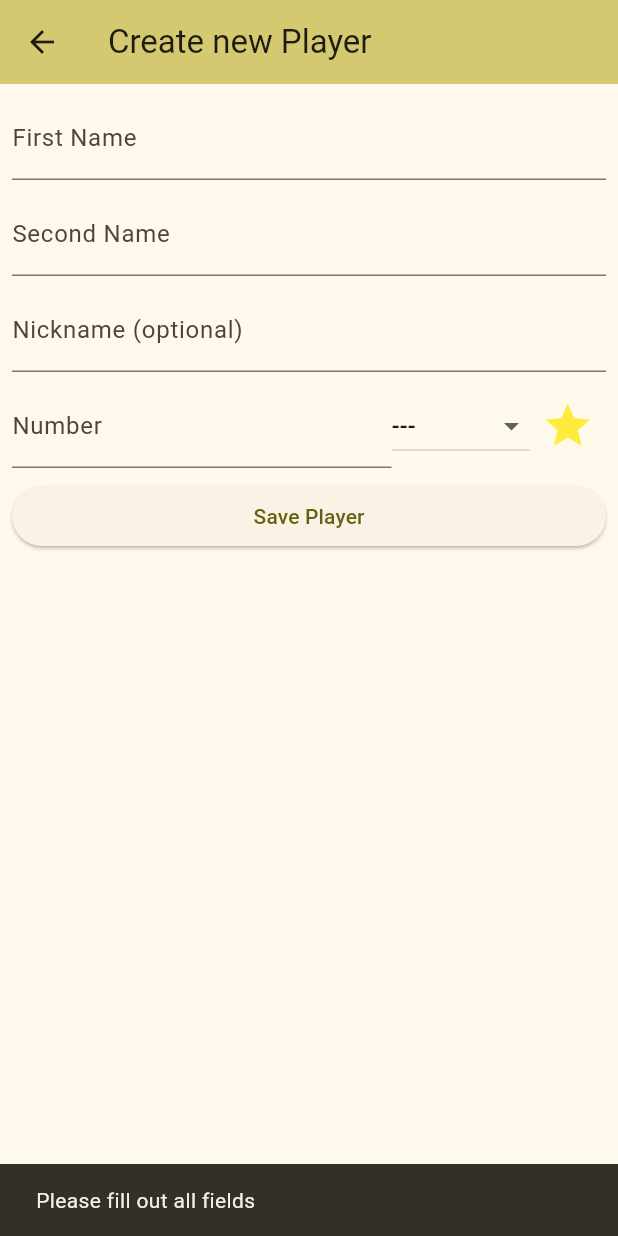
After one commit to alessioC42/volleylytics, a Flutter app: the PlayerEditorView screen opened directly, after a tap on the "star border" icon, after a tap on "Save Player", on a phone screen of 412 x 824 dp. The commit adds this screen. Run offline on Flutter 3.47's test engine with Material 3 defaults, Android fonts, the phone set to English and light mode, and no system bars; our stand-ins replace localstorage; network calls fail; statements that could not run were skipped.

Commit message:
create/delete/edit players

```diff
--- a/lib/main.dart
+++ b/lib/main.dart
@@ -5,7 +5,7 @@ import 'package:localstorage/localstorage.dart';
 import 'package:volleylytics/globals.dart';
 import 'package:volleylytics/providers/sams_provider.dart';
 import 'package:volleylytics/views/matches_browser_view.dart';
-import 'package:volleylytics/views/players_editor.dart';
+import 'package:volleylytics/views/players/players_view.dart';
 
 void main() async {
   WidgetsFlutterBinding.ensureInitialized();
@@ -63,7 +63,7 @@ class _MyHomePageState extends State<MyHomePage> {
               Navigator.pop(context);
               Navigator.push(
                 context,
-                MaterialPageRoute(builder: (context) => const PlayersEditorView()),
+                MaterialPageRoute(builder: (context) => const PlayersView()),
               );
             },
           ),
--- a/lib/models/player.dart
+++ b/lib/models/player.dart
@@ -13,6 +13,21 @@ extension PlayerPositionExtension on PlayerPosition {
 
   String getIndicationLetter() {
     return toShortString().substring(0, 1);
+  }
+
+  String getDisplayName() {
+    switch (this) {
+      case PlayerPosition.AUSSEN:
+        return 'Außen';
+      case PlayerPosition.MITTE:
+        return 'Mitte';
+      case PlayerPosition.LIBERO:
+        return 'Libero';
+      case PlayerPosition.ZUSPIELER:
+        return 'Zuspieler';
+      case PlayerPosition.DIAGONAL:
+        return 'Diagonal';
+    }
   }
 
   static PlayerPosition fromShortString(String str) {
--- a/lib/providers/player_provider.dart
+++ b/lib/providers/player_provider.dart
@@ -20,4 +20,8 @@ class PlayerProvider {
     final jsonEncoded = jsonEncode(newPlayerData);
     localStorage.setItem(storageKey, jsonEncoded);
   }
+
+  bool doesCaptainExist() {
+    return players.any((player) => player.isCaptain);
+  }
 }
--- /dev/null
+++ b/lib/views/players/player_editor_view.dart
@@ -0,0 +1,193 @@
+import 'package:flutter/material.dart';
+import 'package:flutter/services.dart';
+
+import '../../globals.dart';
+import '../../models/player.dart';
+
+
+class PlayerEditorView extends StatefulWidget {
+  final int? editIndex;
+
+
+  const PlayerEditorView({super.key, this.editIndex});
+
+  @override
+  State<PlayerEditorView> createState() => _PlayerEditorViewState();
+}
+
+class _PlayerEditorViewState extends State<PlayerEditorView> {
+  late final bool isEditMode;
+
+  TextEditingController firstNameController = TextEditingController();
+  TextEditingController secondNameController = TextEditingController();
+  TextEditingController numberController = TextEditingController();
+  TextEditingController nicknameController = TextEditingController();
+  bool isCaptain = false;
+  PlayerPosition? position;
+
+  @override void initState() {
+    isEditMode = widget.editIndex != null;
+
+    if (isEditMode) {
+      final player = globals.playerProvider.players[widget.editIndex!];
+      firstNameController.text = player.firstName;
+      secondNameController.text = player.secondName;
+      numberController.text = player.number;
+      nicknameController.text = player.nickname??"";
+      isCaptain = player.isCaptain;
+      position = player.position;
+    }
+
+    super.initState();
+  }
+
+  @override
+  Widget build(BuildContext context) {
+    return Scaffold(
+      appBar: AppBar(
+        backgroundColor: Theme.of(context).colorScheme.inversePrimary,
+        title: Text((isEditMode) ? "Edit Player" : "Create new Player"),
+        actions: [
+          if (isEditMode)
+            IconButton(
+              icon: const Icon(Icons.delete),
+              onPressed: () {
+                showDialog(
+                  context: context,
+                  builder: (context) {
+                    return AlertDialog(
+                      title: const Text("Delete Player?"),
+                      content: Column(
+                        mainAxisSize: MainAxisSize.min,
+                          children: [
+                            Text("Are you sure you want to delete this player?", style: Theme.of(context).textTheme.labelLarge,),
+                            Text("${globals.playerProvider.players[widget.editIndex!].firstName} ${globals.playerProvider.players[widget.editIndex!].secondName}, ${globals.playerProvider.players[widget.editIndex!].number}", style: Theme.of(context).textTheme.titleLarge,)
+                          ]
+                      ),
+                      actions: [
+                        TextButton(
+                          onPressed: () {
+                            Navigator.of(context).pop();
+                          },
+                          child: const Text("Cancel"),
+                        ),
+                        TextButton(
+                          onPressed: () {
+                            Navigator.of(context).pop();
+                            globals.playerProvider.players.removeAt(widget.editIndex!);
+                            globals.playerProvider.savePlayers(globals.playerProvider.players);
+                            Navigator.of(context).pop();
+                          },
+                          child: const Text("Delete"),
+                        )
+                      ],
+                    );
+                  }
+                );
+              },
+            )
+        ],
+      ),
+      body: Padding(
+        padding: const EdgeInsets.all(8),
+        child: ListView(
+          children: [
+            TextFormField(
+              controller: firstNameController,
+              decoration: const InputDecoration(
+                  labelText: "First Name"
+              ),
+            ),
+            const SizedBox(height: 8,),
+            TextFormField(
+              controller: secondNameController,
+              decoration: const InputDecoration(
+                  labelText: "Second Name"
+              ),
+            ),
+            const SizedBox(height: 8,),
+            TextFormField(
+              controller: nicknameController,
+              decoration: const InputDecoration(
+                  labelText: "Nickname (optional)"
+              ),
+            ),
+            const SizedBox(height: 8,),
+            Row(
+              mainAxisAlignment: MainAxisAlignment.spaceBetween,
+              children: [
+                Expanded(
+                  child: TextFormField(
+                    controller: numberController,
+                    keyboardType: TextInputType.number,
+                    inputFormatters: [
+                      FilteringTextInputFormatter.allow(RegExp(r'[0-9]')),
+                    ],
+                    decoration: const InputDecoration(
+                        labelText: "Number"
+                    ),
+                  ),
+                ),
+                DropdownButton<PlayerPosition>(
+                  value: position,
+                  onChanged: (PlayerPosition? newValue) {
+                    setState(() {
+                      position = newValue;
+                    });
+                  },
+                  items: [const DropdownMenuItem(value: null, child: Text("---")), ...PlayerPosition.values.map<DropdownMenuItem<PlayerPosition>>((PlayerPosition value) {
+                    return DropdownMenuItem<PlayerPosition>(
+                      value: value,
+                      child: Text(value.getDisplayName()),
+                    );
+                  }).toList()],
+                ),
+                IconButton(onPressed: (){
+                  setState(() {
+                    if (!isCaptain && globals.playerProvider.doesCaptainExist()) {
+                      ScaffoldMessenger.of(context).showSnackBar(const SnackBar(content: Text("There can only be one captain.")));
+                      return;
+                    }
+                    isCaptain = !isCaptain;
+                  });
+                }, icon: isCaptain ? const Icon(Icons.star, color: Colors.yellow,) : const Icon(Icons.star_border),
+                iconSize: 35,
+                ),
+              ],
+            ),
+            const SizedBox(height: 8,),
+            ElevatedButton(
+              onPressed: () {
+                //validate inputs
+                if (firstNameController.text.trim() == "" || secondNameController.text.trim() == "" || numberController.text.trim() == "") {
+                  ScaffoldMessenger.of(context).showSnackBar(const SnackBar(content: Text("Please fill out all fields")));
+                  return;
+                }
+
+                final newPlayer = Player(
+                  firstName: firstNameController.text.trim(),
+                  secondName: secondNameController.text.trim(),
+                  number: numberController.text,
+                  nickname: nicknameController.text.trim() == "" ? null : nicknameController.text.trim(),
+                  isCaptain: isCaptain,
+                  position: position,
+                );
+
+                if (isEditMode) {
+                  globals.playerProvider.players[widget.editIndex!] = newPlayer;
+                } else {
+                  globals.playerProvider.players.add(newPlayer);
+                }
+                globals.playerProvider.savePlayers(globals.playerProvider.players);
+
+                Navigator.of(context).pop();
+              },
+              child: const Text("Save Player"),
+            )
+          ],
+        ),
+      ),
+
+    );
+  }
+}
--- a/lib/views/players_editor.dart
+++ b/lib/views/players/players_view.dart
@@ -1,26 +1,24 @@
-import 'dart:convert';
-
 import 'package:flutter/material.dart';
 import 'package:volleylytics/globals.dart';
 
-import '../models/player.dart';
+import '../../models/player.dart';
+import 'player_editor_view.dart';
 
 
-class PlayersEditorView extends StatefulWidget {
-  const PlayersEditorView({super.key});
+class PlayersView extends StatefulWidget {
+  const PlayersView({super.key});
 
   @override
-  State<PlayersEditorView> createState() => _PlayersEditorViewState();
+  State<PlayersView> createState() => _PlayersViewState();
 }
 
-class _PlayersEditorViewState extends State<PlayersEditorView> {
+class _PlayersViewState extends State<PlayersView> {
 
 
   @override
   Widget build(BuildContext context) {
     return Scaffold(
       appBar: AppBar(
-        backgroundColor: Theme.of(context).colorScheme.inversePrimary,
         title: const Text("Players"),
       ),
       body: ListView.builder(
@@ -51,15 +49,18 @@ class _PlayersEditorViewState extends State<PlayersEditorView> {
                 padding: const EdgeInsets.all(8),
                 child: Text(globals.playerProvider.players[index].number, style: Theme.of(context).textTheme.displaySmall),
               ),
-              onTap: () {
-
+              onTap: () async {
+                await Navigator.of(context).push(MaterialPageRoute(builder: (context) => PlayerEditorView(editIndex: index,)));
+                setState(() {});
               },
             );
           }
       ),
       floatingActionButton: FloatingActionButton(
         child: const Icon(Icons.add),
-        onPressed: ()  {
+        onPressed: () async {
+          await Navigator.of(context).push(MaterialPageRoute(builder: (context) => const PlayerEditorView()));
+          setState(() {});
         },
       ),
     );
```
Also changed, not shown: 1 other file.
